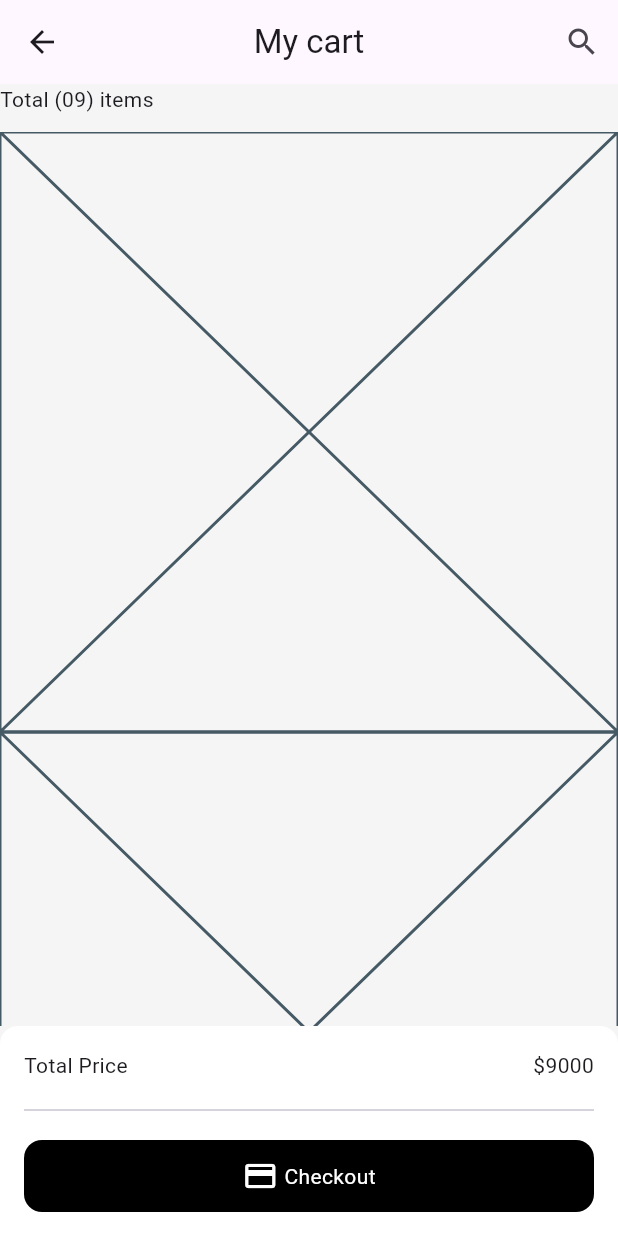
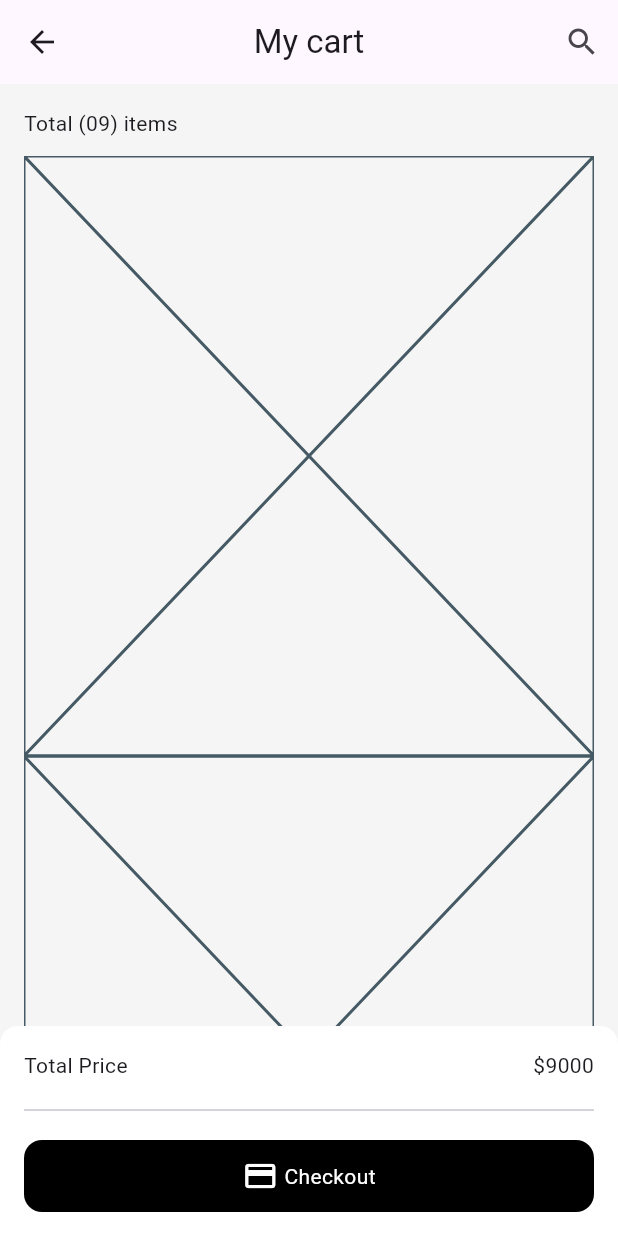
Before and after one commit to JAICHANGPARK/flutter_notebook_chapter_49, a Flutter app: the FurnitureCartPage screen opened directly, on a phone screen of 412 x 824 dp. Run offline on Flutter 3.47's test engine with Material 3 defaults, Android fonts, the phone set to English and light mode, and no system bars; our stand-ins replace dots_indicator, gap, google_fonts.

Commit message:
Update furniture_cart_page.dart

```diff
--- a/lib/ep2460_furniture_app/ui/furniture_cart_page.dart
+++ b/lib/ep2460_furniture_app/ui/furniture_cart_page.dart
@@ -22,6 +22,8 @@ class _FurnitureCartPageState extends State<FurnitureCartPage> {
         crossAxisAlignment: CrossAxisAlignment.start,
         children: [
           Expanded(
+            child: Padding(
+              padding: const EdgeInsets.fromLTRB(16.0, 16, 16, 0),
               child: Column(
                 crossAxisAlignment: .start,
                 spacing: 12,
@@ -35,6 +37,7 @@ class _FurnitureCartPageState extends State<FurnitureCartPage> {
                     ),
                   ),
                 ],
+              ),
             ),
           ),
 
```
Lines whose indentation alone changed are shown as unchanged.
